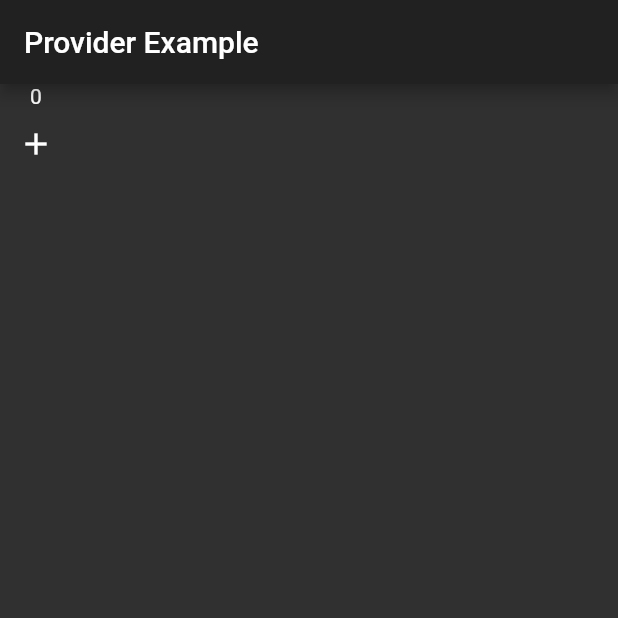
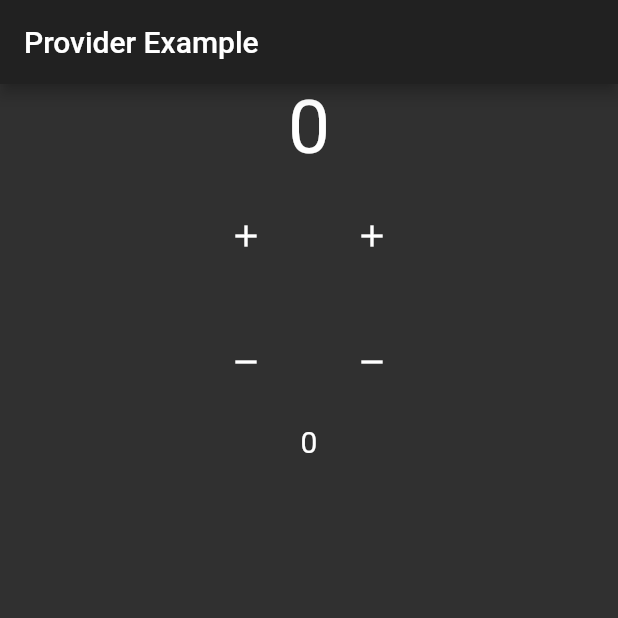
Before and after one commit to meteergin/flutter_provider_example, a Flutter app: the first screen one second after launch, on a phone screen of 412 x 824 dp, the top half of it. Run offline on Flutter 3.47's test engine with Material 2 defaults, Android fonts, the phone set to English and light mode, and no system bars.

```diff
--- a/lib/main.dart
+++ b/lib/main.dart
@@ -4,18 +4,26 @@ import 'package:provider_test/providers/counter_provider.dart';
 import 'package:provider_test/widgets/click_counter_widget.dart';
 import 'package:provider_test/widgets/counter_button_widget.dart';
 
-
 void main() => runApp(MyApp());
 
 class MyApp extends StatelessWidget {
   @override
   Widget build(BuildContext context) {
-    return ChangeNotifierProvider(
+    return MultiProvider(
       child: MaterialApp(
         theme: ThemeData.dark(),
         home: HomePage(),
       ),
-      create: (context) => CounterProvider(),
+      providers: [
+        ChangeNotifierProvider<CounterProvider>(
+          create: (_) => CounterProvider(),
+        ),
+        StreamProvider<int>(
+          initialData: 0,
+          create: (BuildContext context) =>
+              Stream.periodic(Duration(milliseconds: 1000), (i) => i),
+        ),
+      ],
     );
   }
 }
@@ -32,14 +40,27 @@ class _HomePageState extends State<HomePage> {
         appBar: AppBar(
           title: Text('Provider Example'),
         ),
-      body: Column(
-        crossAxisAlignment: CrossAxisAlignment.center,
-        mainAxisAlignment: MainAxisAlignment.start,
+        body: Row(
+          mainAxisSize: MainAxisSize.max,
+          mainAxisAlignment: MainAxisAlignment.center,
+          crossAxisAlignment: CrossAxisAlignment.start,
+          children: <Widget>[
+            Column(
+              mainAxisSize: MainAxisSize.max,
               children: <Widget>[
                 ClickCounterWidget(),
-          CounterButtonWidget()
+                Row(
+                  mainAxisSize: MainAxisSize.max,
+                  mainAxisAlignment: MainAxisAlignment.spaceBetween,
+                  children: <Widget>[
+                    CounterButtonWidget(),
+                    CounterButtonWidget(),
                   ],
                 ),
-    );
+                Text('${Provider.of<int>(context)}', style: TextStyle(fontSize: 20.0),),
+              ],
+            )
+          ],
+        ));
   }
 }
--- a/lib/providers/counter_provider.dart
+++ b/lib/providers/counter_provider.dart
@@ -5,8 +5,13 @@ class CounterProvider extends ChangeNotifier {
 
   int get counter => _counter;
 
-  void add(){
+  void increment(){
     _counter++;
     notifyListeners();
   }
+
+  void decrement(){
+    _counter--;
+    notifyListeners();
+  }
 }
--- a/lib/widgets/click_counter_widget.dart
+++ b/lib/widgets/click_counter_widget.dart
@@ -13,7 +13,7 @@ class _ClickCounterWidgetState extends State<ClickCounterWidget> {
   @override
   Widget build(BuildContext context) {
     return Consumer<CounterProvider>(
-      builder: (context, counterProvider, child) => Text('${counterProvider.counter}'),
+      builder: (context, counterProvider, child) => Text('${counterProvider.counter}', style: TextStyle(fontSize: 50.0),),
     );
   }
 }
--- a/lib/widgets/counter_button_widget.dart
+++ b/lib/widgets/counter_button_widget.dart
@@ -10,13 +10,27 @@ class CounterButtonWidget extends StatefulWidget {
 class _CounterButtonWidgetState extends State<CounterButtonWidget> {
   @override
   Widget build(BuildContext context) {
-    return IconButton(
-      onPressed: _buttonPressed,
-      icon: Icon(Icons.add),
+    return Column(
+      children: <Widget>[
+        IconButton(
+          onPressed: _addButtonPressed,
+          icon: Icon(Icons.add),
+          padding: EdgeInsets.all(30.0),
+        ),
+        IconButton(
+          onPressed: _removeButtonPressed,
+          icon: Icon(Icons.remove),
+          padding: EdgeInsets.all(30.0),
+        ),
+      ],
     );
   }
 
-  void _buttonPressed() {
-    Provider.of<CounterProvider>(context, listen: false).add();
+  void _addButtonPressed() {
+    Provider.of<CounterProvider>(context, listen: false).increment();
+  }
+
+  void _removeButtonPressed() {
+    Provider.of<CounterProvider>(context, listen: false).decrement();
   }
 }
```
Lines whose indentation alone changed are shown as unchanged.
